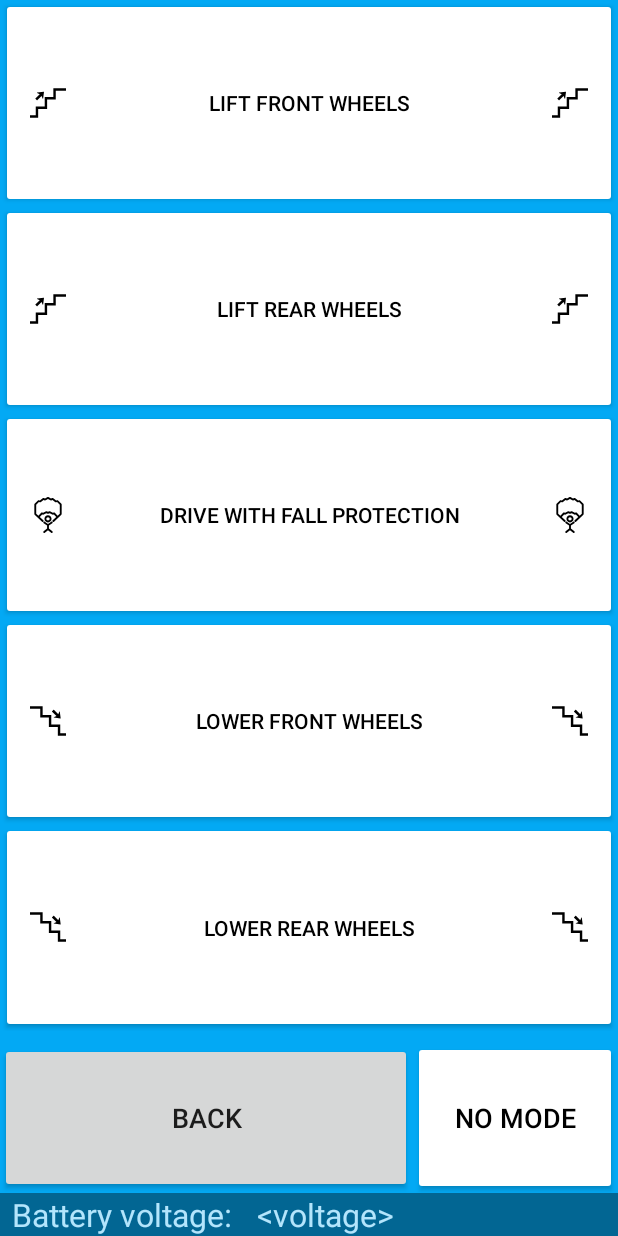
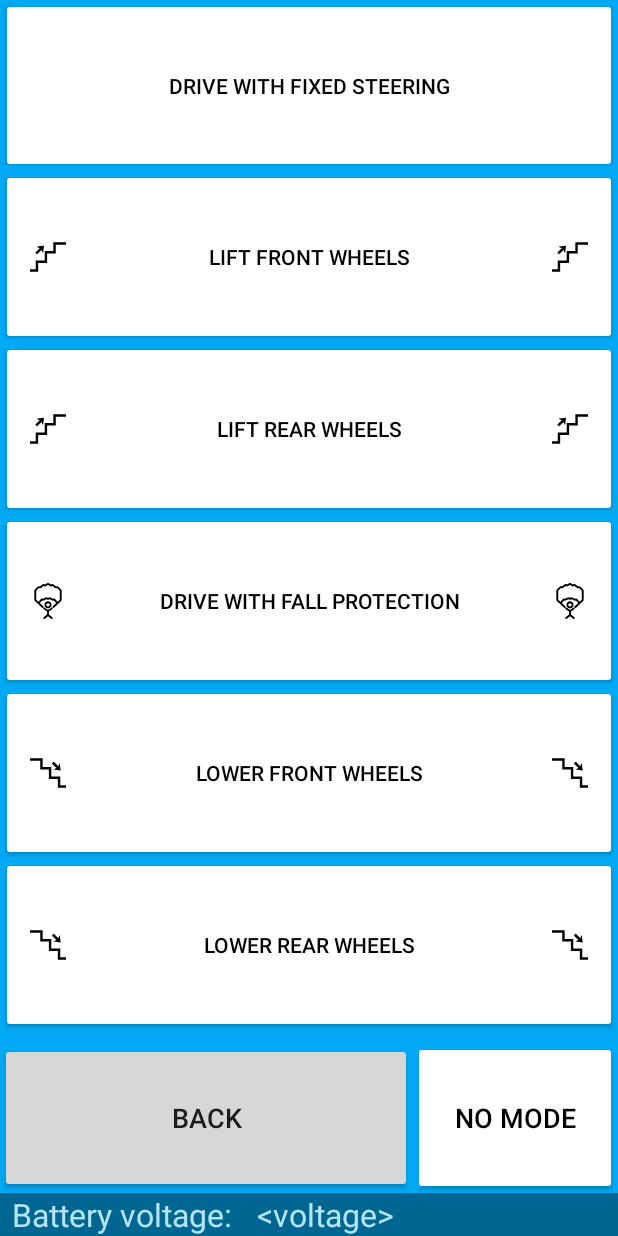
Before and after one commit to AZOM/cybathlon, an Android app: the screen it shows after launch (MainActivity), after a tap on "STAIRS", on a phone screen of 412 x 824 dp. Run offline under Robolectric (Android 15) with nearby library versions, the phone set to English and light mode, and no system bars; libraries missing offline, so code that uses them is left out: com.felhr.usbserial; 1 statement that could not run was skipped.

Commit message:
Add button "Drive with fixed steering" to StairsFragment

```diff
--- a/ZEDControl/app/src/main/java/ch/hsr/zedcontrol/StairsControlsFragment.java
+++ b/ZEDControl/app/src/main/java/ch/hsr/zedcontrol/StairsControlsFragment.java
@@ -28,6 +28,7 @@ public class StairsControlsFragment extends Fragment {
 
     private ConnectionManager _connectionManager;
 
+    private Button _buttonDriveWithFixedSteering;
     private Button _buttonLiftFrontWheels;
     private Button _buttonLiftRearWheels;
     private Button _buttonDriveWithFallProtection;
@@ -65,6 +66,7 @@ public class StairsControlsFragment extends Fragment {
 
 
     private void initButtons(View view) {
+        initButtonDriveWithFixedSteering(view);
         initButtonLiftFrontWheels(view);
         initButtonLiftRearWheels(view);
         initButtonFallProtection(view);
@@ -73,6 +75,20 @@ public class StairsControlsFragment extends Fragment {
 
         initButtonBack(view);
         initButtonNoMode(view);
+    }
+
+
+    private void initButtonDriveWithFixedSteering(final View view) {
+        _buttonDriveWithFixedSteering = (Button) view.findViewById(R.id.button_drive_fixed_steering);
+        _buttonDriveWithFixedSteering.setOnClickListener(new View.OnClickListener() {
+            @Override
+            public void onClick(View v) {
+                if (v.isSelected()) {
+                    return;
+                }
+                _connectionManager.sendCommand(RoboRIOCommand.DRIVE_FIXED_STEERING);
+            }
+        });
     }
 
 
@@ -198,6 +214,9 @@ public class StairsControlsFragment extends Fragment {
 
     private void handleStateChanged(final RoboRIOState currentState) {
         switch (currentState) {
+            case DRIVE_FIXED_STEERING:
+                selectButtonDistinct(_buttonDriveWithFixedSteering);
+                break;
             case LIFT_FRONT_WHEELS:
                 selectButtonDistinct(_buttonLiftFrontWheels);
                 break;
@@ -230,6 +249,7 @@ public class StairsControlsFragment extends Fragment {
         }
 
         Log.i(TAG, "selectButtonDistinct() -> going to select button: " + shallBeSelectedButton.getText());
+        _buttonDriveWithFixedSteering.setSelected(_buttonDriveWithFixedSteering == shallBeSelectedButton);
         _buttonLiftFrontWheels.setSelected(_buttonLiftFrontWheels == shallBeSelectedButton);
         _buttonLiftRearWheels.setSelected(_buttonLiftRearWheels == shallBeSelectedButton);
         _buttonDriveWithFallProtection.setSelected(_buttonDriveWithFallProtection == shallBeSelectedButton);
--- a/ZEDControl/app/src/main/java/ch/hsr/zedcontrol/roborio/RoboRIOCommand.java
+++ b/ZEDControl/app/src/main/java/ch/hsr/zedcontrol/roborio/RoboRIOCommand.java
@@ -25,7 +25,8 @@ public enum RoboRIOCommand {
     LIFT_REAR_WHEELS("Mode:M_Stairs:1;"),
     DRIVE_FALL_PROTECTION("Mode:M_Stairs:2;"),
     LOWER_FRONT_WHEELS("Mode:M_Stairs:3;"),
-    LOWER_REAR_WHEELS("Mode:M_Stairs:4;");
+    LOWER_REAR_WHEELS("Mode:M_Stairs:4;"),
+    DRIVE_FIXED_STEERING("Mode:M_Stairs:5;");
 
     private final String command;
 
--- a/ZEDControl/app/src/main/java/ch/hsr/zedcontrol/roborio/RoboRIOState.java
+++ b/ZEDControl/app/src/main/java/ch/hsr/zedcontrol/roborio/RoboRIOState.java
@@ -24,7 +24,8 @@ public enum RoboRIOState {
     LIFT_REAR_WHEELS("State:M_Stairs:1;"),
     DRIVE_FALL_PROTECTION("State:M_Stairs:2;"),
     LOWER_FRONT_WHEELS("State:M_Stairs:3;"),
-    LOWER_REAR_WHEELS("State:M_Stairs:4;");
+    LOWER_REAR_WHEELS("State:M_Stairs:4;"),
+    DRIVE_FIXED_STEERING("State:M_Stairs:5;");
 
     private final String state;
 
--- a/ZEDControl/app/src/main/res/layout/fragment_stairs_control.xml
+++ b/ZEDControl/app/src/main/res/layout/fragment_stairs_control.xml
@@ -43,14 +43,24 @@
         android:orientation="vertical">
 
         <Button
+            android:id="@+id/button_drive_fixed_steering"
+            style="@style/ButtonWithDrawable"
+            android:layout_width="match_parent"
+            android:layout_height="0dp"
+            android:layout_weight="1"
+            android:background="@drawable/button_state_selector"
+            android:text="@string/button_drive_fixed_steering"
+            android:textColor="@color/button_state_selected_textcolor"/>
+
+        <Button
             android:id="@+id/button_lift_front_wheels"
             style="@style/ButtonWithDrawable"
             android:layout_width="match_parent"
             android:layout_height="0dp"
             android:layout_weight="1"
             android:background="@drawable/button_state_selector"
+            android:drawableEnd="@drawable/ic_stairs_up"
             android:drawableStart="@drawable/ic_stairs_up"
-            android:drawableEnd="@drawable/ic_stairs_up"
             android:text="@string/button_lift_front_wheels"
             android:textColor="@color/button_state_selected_textcolor"/>
 
@@ -61,8 +71,8 @@
             android:layout_height="0dp"
             android:layout_weight="1"
             android:background="@drawable/button_state_selector"
+            android:drawableEnd="@drawable/ic_stairs_up"
             android:drawableStart="@drawable/ic_stairs_up"
-            android:drawableEnd="@drawable/ic_stairs_up"
             android:text="@string/button_lift_rear_wheels"
             android:textColor="@color/button_state_selected_textcolor"/>
 
@@ -85,8 +95,8 @@
             android:layout_height="0dp"
             android:layout_weight="1"
             android:background="@drawable/button_state_selector"
+            android:drawableEnd="@drawable/ic_stairs_down"
             android:drawableStart="@drawable/ic_stairs_down"
-            android:drawableEnd="@drawable/ic_stairs_down"
             android:text="@string/button_lower_front_wheels"
             android:textColor="@color/button_state_selected_textcolor"/>
 
@@ -97,8 +107,8 @@
             android:layout_height="0dp"
             android:layout_weight="1"
             android:background="@drawable/button_state_selector"
+            android:drawableEnd="@drawable/ic_stairs_down"
             android:drawableStart="@drawable/ic_stairs_down"
-            android:drawableEnd="@drawable/ic_stairs_down"
             android:text="@string/button_lower_rear_wheels"
             android:textColor="@color/button_state_selected_textcolor"/>
 
--- a/ZEDControl/app/src/main/res/values/strings.xml
+++ b/ZEDControl/app/src/main/res/values/strings.xml
@@ -16,6 +16,7 @@
     <string name="button_mode_none">No mode</string>
 
     <!-- StairsControlsFragment -->
+    <string name="button_drive_fixed_steering">Drive with fixed steering</string>
     <string name="button_lift_front_wheels">Lift front wheels</string>
     <string name="button_lift_rear_wheels">Lift rear wheels</string>
     <string name="button_mode_drive_fall_protection">Drive with fall protection</string>
```
Also changed, not shown: 1 other file.
